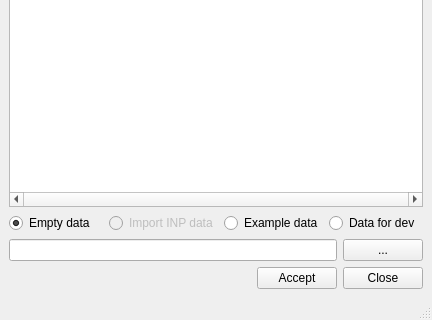
First picture: the form in ui/readsql_create_project.ui, repository Giswater/giswater_qgis_plugin, before the edit; both pictures show x 0 to 432 and y 476 to 796 of the 432 by 796 pixel window.
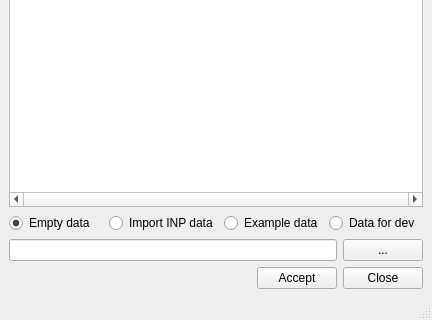
Second picture: the form after the edit.

Commit message: Enable load INP for dev users

```diff
--- a/ui/readsql_create_project.ui
+++ b/ui/readsql_create_project.ui
@@ -30,7 +30,7 @@
       <item>
        <widget class="QRadioButton" name="rdb_import_data">
         <property name="enabled">
-         <bool>false</bool>
+         <bool>true</bool>
         </property>
         <property name="text">
          <string>Import INP data</string>
```
The commit also changes 1 other file.
